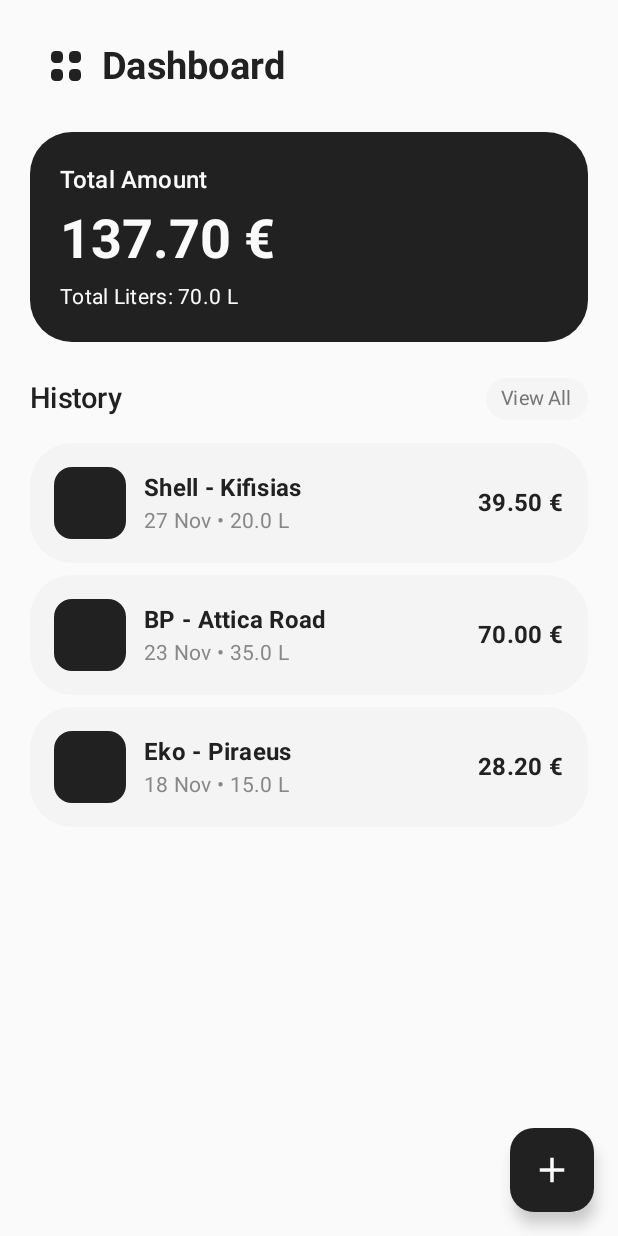
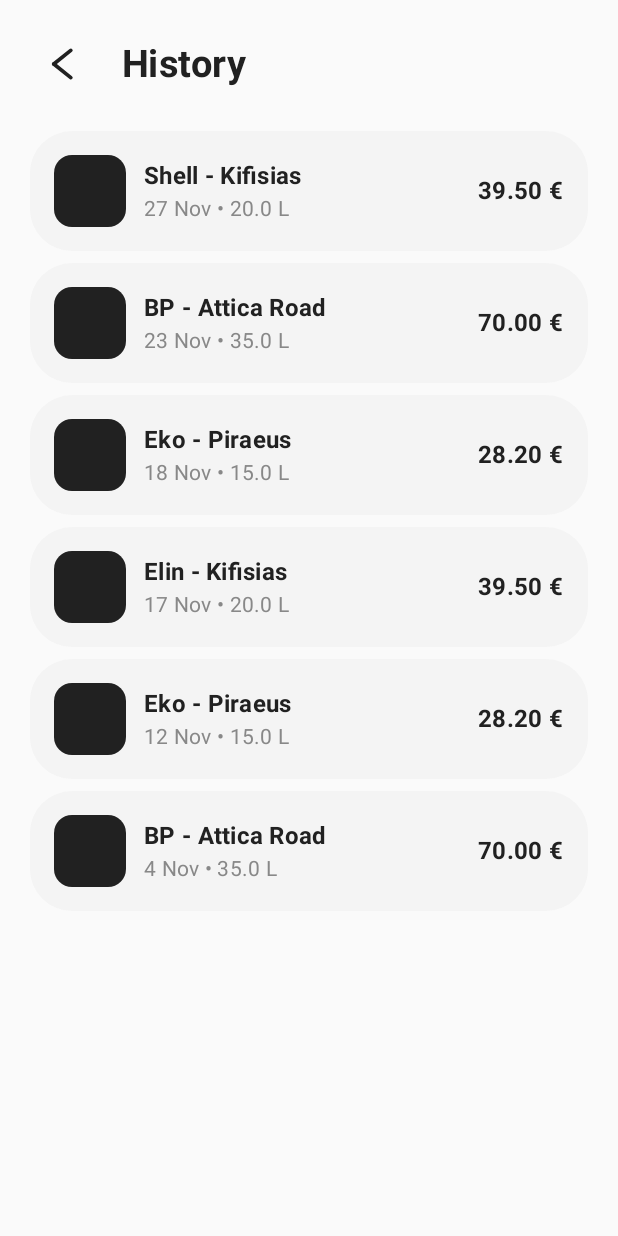
Before and after one commit to RoussosPhilip/App-Receipt-Scanner, an Android app built with Jetpack Compose: the screen it shows after launch (MainActivity), after a tap on "View All", on a phone screen of 412 x 824 dp. Run offline under Robolectric (Android 15) with nearby library versions, the phone set to English and light mode, and no system bars.

Commit message:
feat: add history screen with navigation

```diff
--- a/app/src/main/java/com/example/receipt_scanner/navigation/AppNavigation.kt
+++ b/app/src/main/java/com/example/receipt_scanner/navigation/AppNavigation.kt
@@ -4,7 +4,9 @@ import androidx.compose.runtime.Composable
 import androidx.navigation.compose.NavHost
 import androidx.navigation.compose.composable
 import androidx.navigation.compose.rememberNavController
+import com.example.receipt_scanner.data.FuelRecord
 import com.example.receipt_scanner.ui.screens.DashboardScreen
+import com.example.receipt_scanner.ui.screens.HistoryScreen
 import com.example.receipt_scanner.ui.screens.ManualEntryScreen
 
 @Composable
@@ -13,12 +15,16 @@ fun AppNavigation() {
 
     NavHost(
         navController = navController,
-        startDestination = "Dashboard"
+        startDestination = "dashboard"
     ){
         composable("dashboard") {
             DashboardScreen(
                 onNavigateToManualEntry = {
                     navController.navigate("manual_entry")
+                },
+
+                onNavigateToHistory = {
+                    navController.navigate("history")
                 }
             )
         }
@@ -29,10 +35,27 @@ fun AppNavigation() {
 
                 onSaveReceipt = { stationName, date, liters, amount ->
                     println("Saved: $stationName, $date, $liters, $amount")
-
                     navController.popBackStack()
                 }
             )
         }
+
+        composable("history") {
+            // temporary data for testing
+            val records = listOf(
+                FuelRecord("Shell - Kifisias", "27 Nov", 20.0, 39.5),
+                FuelRecord("BP - Attica Road", "23 Nov", 35.0, 70.0),
+                FuelRecord("Eko - Piraeus", "18 Nov", 15.0, 28.2),
+                FuelRecord("Elin - Kifisias", "17 Nov", 20.0, 39.5),
+                FuelRecord("Eko - Piraeus", "12 Nov", 15.0, 28.2),
+                FuelRecord("BP - Attica Road", "4 Nov", 35.0, 70.0)
+
+            )
+
+            HistoryScreen(
+                records = records,
+                onNavigateBack = {navController.popBackStack()}
+            )
+        }
     }
 }
--- a/app/src/main/java/com/example/receipt_scanner/ui/screens/DashboardScreen.kt
+++ b/app/src/main/java/com/example/receipt_scanner/ui/screens/DashboardScreen.kt
@@ -30,7 +30,8 @@ import com.example.receipt_scanner.ui.components.SummaryCard
 @Composable
 fun DashboardScreen(
     modifier: Modifier = Modifier,
-    onNavigateToManualEntry: () -> Unit = {}
+    onNavigateToManualEntry: () -> Unit = {},
+    onNavigateToHistory: () -> Unit  ={}
 ) {
     // Demo data (in the future will come from ViewModel)
     val records = listOf(
@@ -105,6 +106,7 @@ fun DashboardScreen(
                     FilledTonalButton(
                         onClick = {
                             println("View All clicked!")
+                            onNavigateToHistory()
                         },
                         colors = ButtonDefaults.filledTonalButtonColors(
                             containerColor = MaterialTheme.colorScheme.surfaceVariant,
--- /dev/null
+++ b/app/src/main/java/com/example/receipt_scanner/ui/screens/HistoryScreen.kt
@@ -0,0 +1,84 @@
+package com.example.receipt_scanner.ui.screens
+
+import androidx.compose.foundation.layout.Box
+import androidx.compose.foundation.layout.Column
+import androidx.compose.foundation.layout.Row
+import androidx.compose.foundation.layout.Spacer
+import androidx.compose.foundation.layout.fillMaxSize
+import androidx.compose.foundation.layout.fillMaxWidth
+import androidx.compose.foundation.layout.height
+import androidx.compose.foundation.layout.padding
+import androidx.compose.foundation.layout.size
+import androidx.compose.foundation.layout.width
+import androidx.compose.foundation.lazy.LazyColumn
+import androidx.compose.foundation.lazy.items
+import androidx.compose.material3.MaterialTheme
+import androidx.compose.material3.Scaffold
+import androidx.compose.material3.Text
+import androidx.compose.runtime.Composable
+import androidx.compose.ui.Alignment
+import androidx.compose.ui.Modifier
+import androidx.compose.ui.text.font.FontWeight
+import androidx.compose.ui.unit.dp
+import androidx.compose.ui.unit.sp
+import com.example.receipt_scanner.data.FuelRecord
+import com.example.receipt_scanner.ui.components.ChevronLeft
+import com.example.receipt_scanner.ui.components.FuelRecordItem
+
+@Composable
+fun HistoryScreen(
+    modifier: Modifier = Modifier,
+    onNavigateBack: () -> Unit,
+    records: List<FuelRecord>
+){
+
+    Scaffold(
+        modifier = modifier,
+        containerColor = MaterialTheme.colorScheme.background
+    ) { padding ->
+        Box(
+            modifier = Modifier
+                .fillMaxSize()
+                .padding(padding)
+        ) {
+            Column(
+                modifier = Modifier
+                    .fillMaxSize()
+                    .padding(20.dp)
+            ) {
+//                Spacer(modifier = Modifier.height(20.dp))
+
+                Row(
+                    modifier = Modifier.fillMaxWidth(),
+                    verticalAlignment = Alignment.CenterVertically
+                ) {
+                    ChevronLeft(
+                        onClick = onNavigateBack,
+                        modifier = Modifier.size(45.dp)
+                    )
+
+                    Spacer(modifier = Modifier.width(16.dp))
+
+                    Text(
+                        text = "History",
+                        style = MaterialTheme.typography.titleMedium.copy(fontSize = 25.sp),
+                        fontWeight = FontWeight.Bold
+                    )
+                }
+
+                Spacer(modifier = Modifier.height(22.dp))
+
+                LazyColumn(modifier = Modifier.fillMaxSize()) {
+                    items(records) { record ->
+                        FuelRecordItem(record = record)
+                        Spacer(modifier = Modifier.height(8.dp))
+                    }
+                }
+
+            }
+
+
+        }
+    }
+
+}
```
